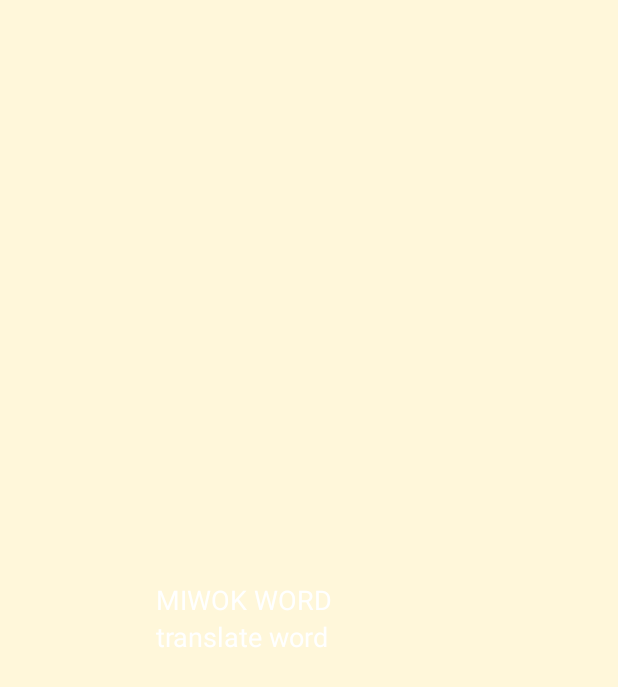
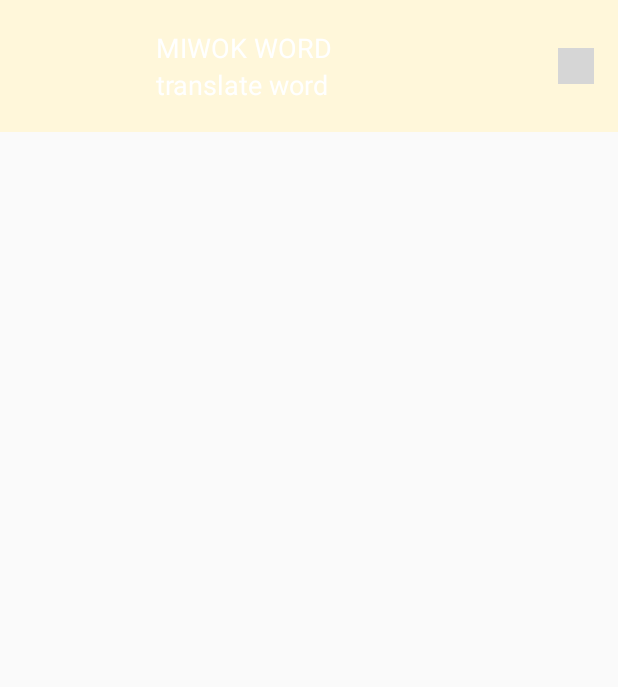
Before and after one commit to digitalfinesse/miwok, an Android app: the layout list_item.xml on its own in the app's theme, with its tools: preview values and no code run, on a phone screen of 412 x 824 dp. Shown: the top 687 px of the screen. Run offline under Robolectric (Android 15) with nearby library versions, the phone set to English and light mode, and no system bars; grey boxes are pictures that could not be loaded.

Commit message:
Add "play arrow" icon to all list's elements

```diff
--- a/app/src/main/res/layout/list_item.xml
+++ b/app/src/main/res/layout/list_item.xml
@@ -1,28 +1,31 @@
 <?xml version="1.0" encoding="utf-8"?>
-<LinearLayout xmlns:android="http://schemas.android.com/apk/res/android"
+<RelativeLayout xmlns:android="http://schemas.android.com/apk/res/android"
     xmlns:tools="http://schemas.android.com/tools"
     android:layout_width="match_parent"
-    android:layout_height="match_parent"
+    android:layout_height="@dimen/list_item_height"
     android:background="@color/tan_background"
-    android:minHeight="@dimen/list_item_height"
-    android:orientation="horizontal">
+    android:minHeight="@dimen/list_item_height">
 
     <ImageView
         android:id="@+id/image"
         android:layout_width="@dimen/list_item_height"
         android:layout_height="@dimen/list_item_height" />
 
-    <LinearLayout
+    <RelativeLayout
+        android:id="@+id/text_container"
         android:layout_width="match_parent"
-        android:layout_height="match_parent"
+        android:layout_height="@dimen/list_item_height"
+        android:layout_alignParentBottom="true"
+        android:layout_alignParentRight="true"
+        android:layout_alignParentTop="true"
+        android:layout_toRightOf="@+id/image"
         android:orientation="vertical"
-        android:paddingLeft="16dp"
-        android:id="@+id/text_container">
+        android:paddingLeft="16dp">
 
         <TextView
             android:id="@+id/miwok_text_view"
             android:layout_width="match_parent"
-            android:layout_height="wrap_content"
+            android:layout_height="44dp"
             android:layout_weight="1"
             android:height="0dp"
             android:gravity="bottom"
@@ -34,13 +37,22 @@
         <TextView
             android:id="@+id/default_text_view"
             android:layout_width="match_parent"
-            android:layout_height="wrap_content"
+            android:layout_height="44dp"
+            android:layout_below="@id/miwok_text_view"
             android:layout_weight="1"
             android:height="0dp"
             android:gravity="top"
             android:textAppearance="?android:textAppearanceMedium"
             android:textColor="@android:color/white"
             tools:text="translate word" />
-    </LinearLayout>
 
-</LinearLayout>
+        <ImageView
+            android:layout_width="24dp"
+            android:layout_height="24dp"
+            android:layout_alignParentRight="true"
+            android:layout_centerVertical="true"
+            android:layout_marginRight="16dp"
+            android:src="@drawable/ic_play" />
+    </RelativeLayout>
+
+</RelativeLayout>
```
